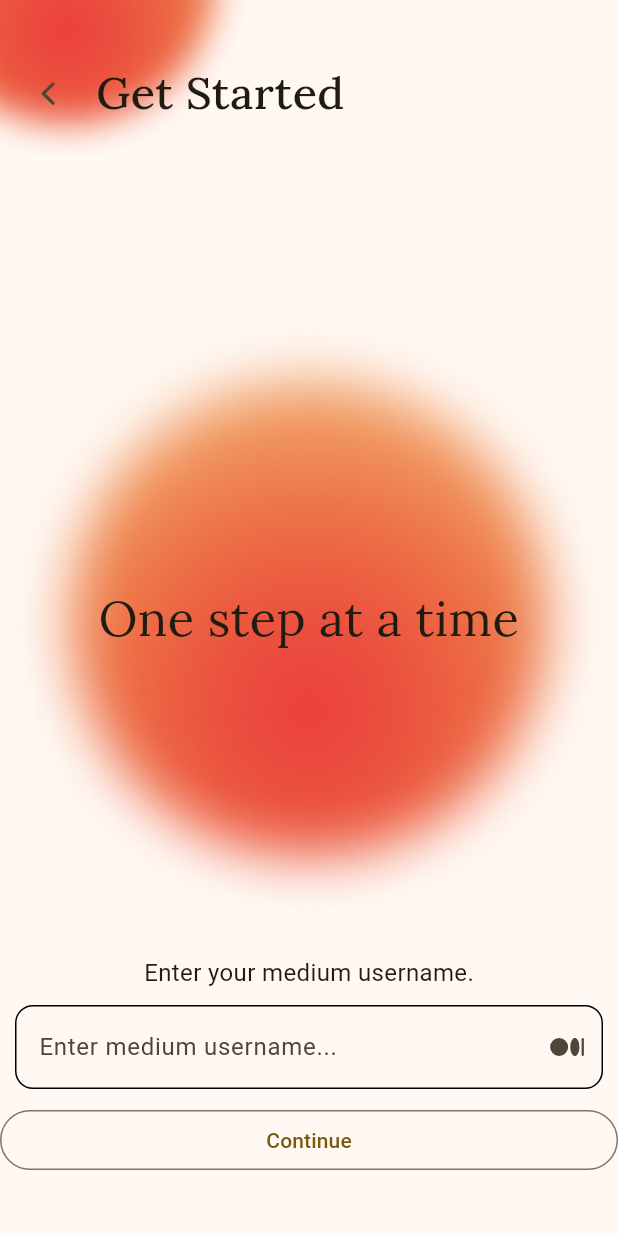
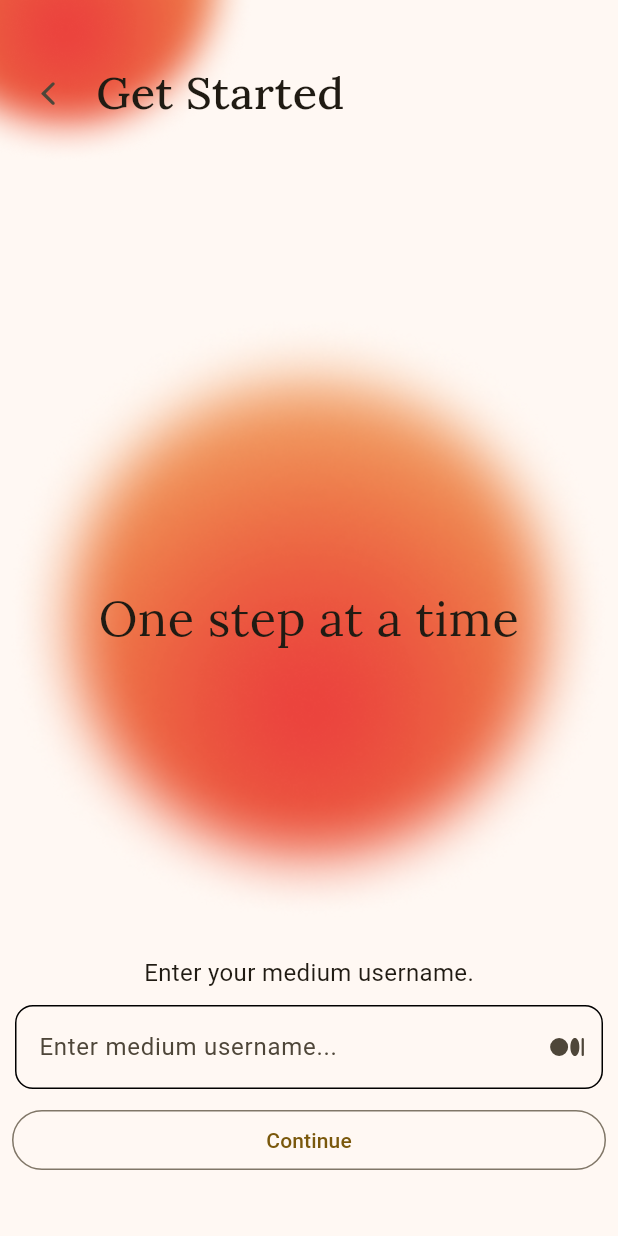
Before and after one commit to Anslem27/writefolio, a Flutter app: the GetUsername screen opened directly, on a phone screen of 412 x 824 dp. Run offline on Flutter 3.47's test engine with Material 2 defaults, Android fonts, the phone set to English and light mode, and no system bars; our stand-ins replace cached_network_image, eva_icons_flutter, flutter_phosphor_icons, flutter_svg, google_fonts, hive and 5 more; missing offline and left inert: animated_snack_bar, auto_size_text_field, clipboard, flutter_quill; accounts and stored records are empty.

Commit message:
fixed padding

```diff
--- a/lib/onboarding/user/get_username.dart
+++ b/lib/onboarding/user/get_username.dart
@@ -130,7 +130,9 @@
                             ),
                           ),
                         ),
-                        SizedBox(
+                        Padding(
+                          padding: const EdgeInsets.symmetric(horizontal: 8.0),
+                          child: SizedBox(
                             width: MediaQuery.of(context).size.width / 0.8,
                             child: OutlinedButton(
                               onPressed: () {
@@ -160,7 +162,8 @@
                                     context,
                                     CupertinoPageRoute(
                                       builder: (_) => VerifyUser(
-                                      username: usernameController.text.trim(),
+                                        username:
+                                            usernameController.text.trim(),
                                       ),
                                     ),
                                   );
@@ -184,6 +187,7 @@
                               child: const Text("Continue"),
                             ),
                           ),
+                        ),
                         const SizedBox(height: 40)
                       ],
                     ),
```
Lines whose indentation alone changed are shown as unchanged.
